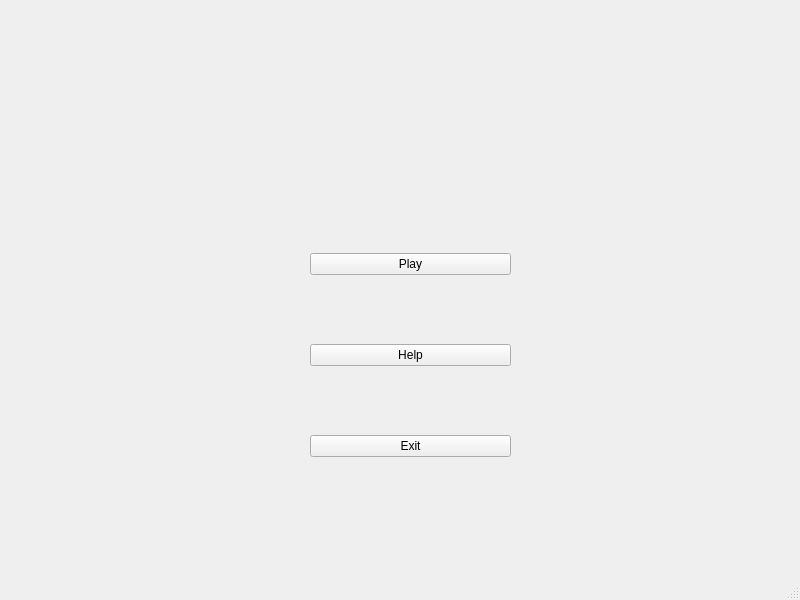
This is src/mainwindow.ui in r-contreras/Multi-Hexagon as Qt 5 draws it before an edit. The edited form follows.
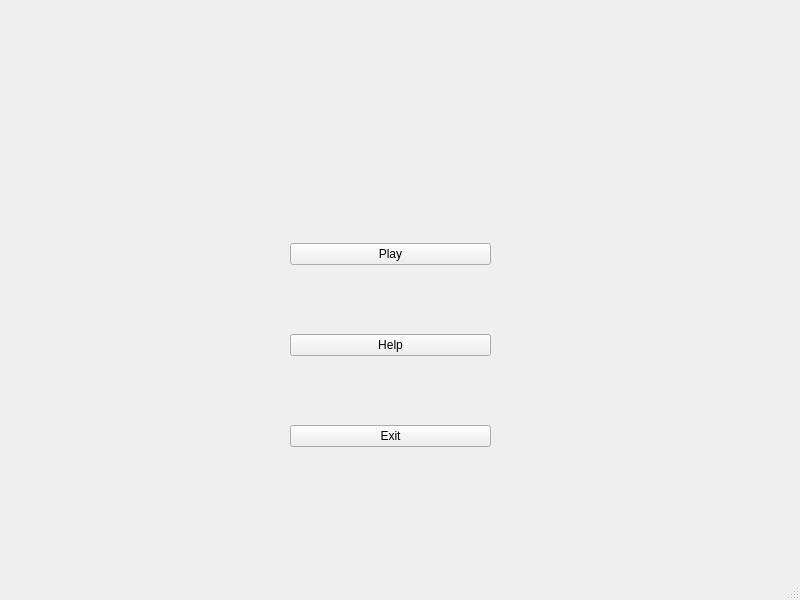
This is the edited form.

```diff
--- a/src/mainwindow.ui
+++ b/src/mainwindow.ui
@@ -17,8 +17,8 @@
    <widget class="QWidget" name="verticalLayoutWidget">
     <property name="geometry">
      <rect>
-      <x>310</x>
-      <y>190</y>
+      <x>290</x>
+      <y>180</y>
       <width>201</width>
       <height>331</height>
      </rect>
```
Left out of the diff: 2 changed lines with no effect on the pictures.
